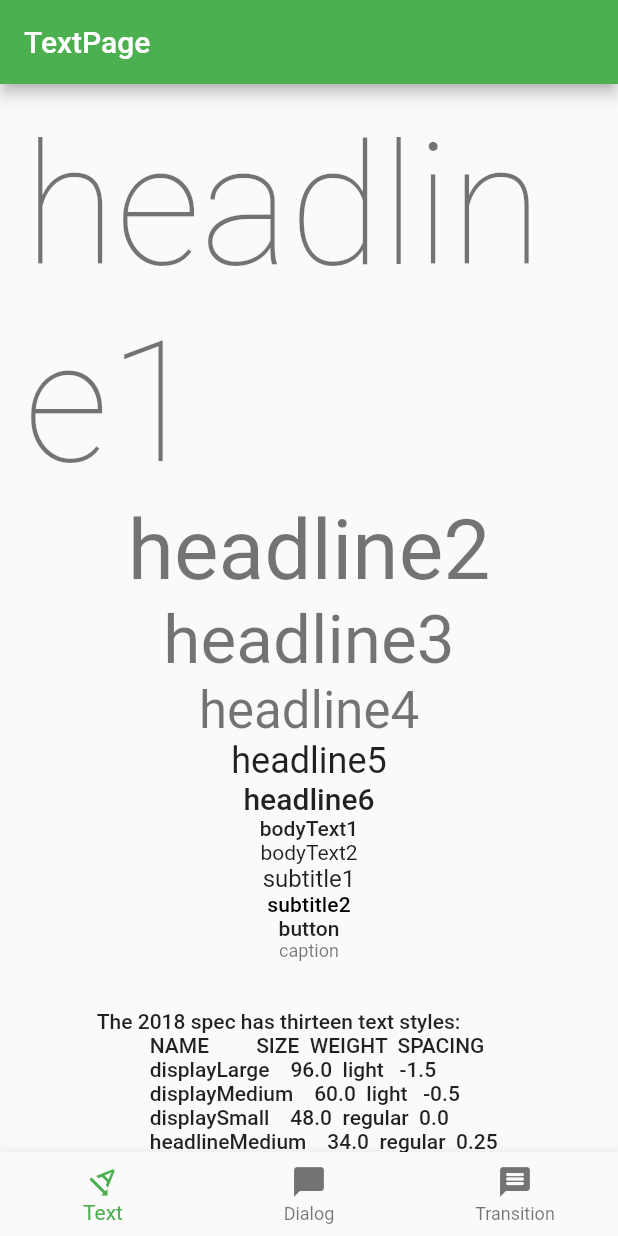
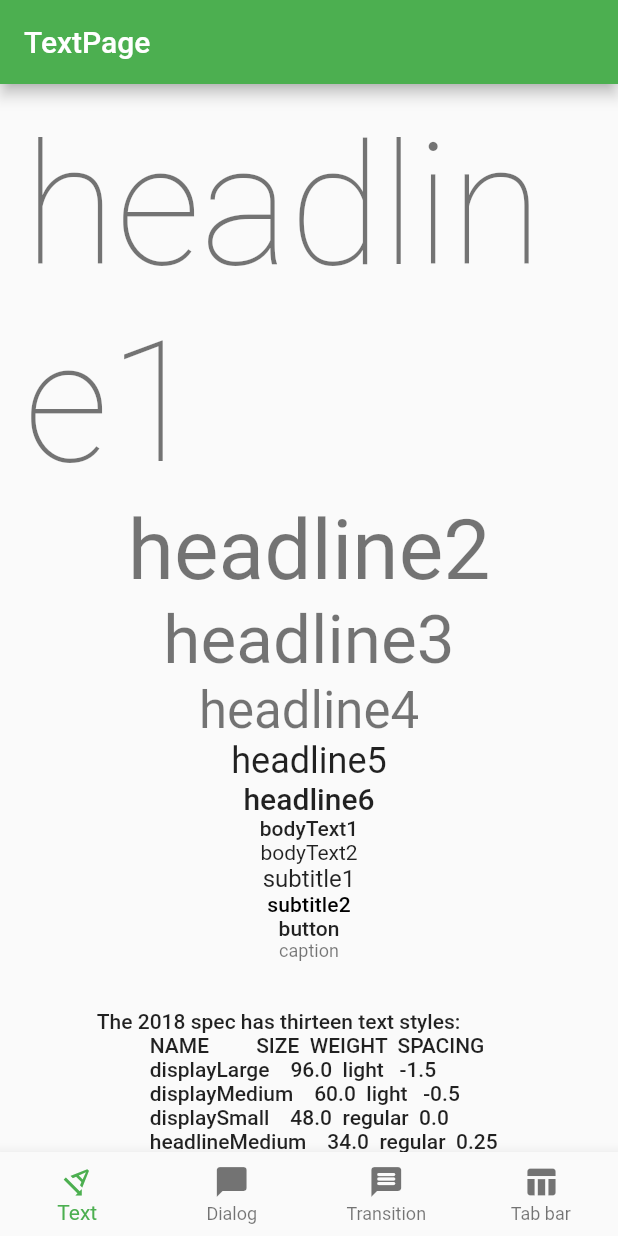
Before and after one commit to YamaTatsu10969/flutter_default_component, a Flutter app: the screen it shows after launch, on a phone screen of 412 x 824 dp. Run offline on Flutter 3.47's test engine with Material 2 defaults, Android fonts, the phone set to English and light mode, and no system bars.

Commit message:
add tab bar page

```diff
--- a/lib/main.dart
+++ b/lib/main.dart
@@ -1,6 +1,7 @@
 import 'package:flutter/cupertino.dart';
 import 'package:flutter/material.dart';
 import 'package:flutter_default_component/dialog_page.dart';
+import 'package:flutter_default_component/tab_bar_page.dart';
 import 'package:flutter_default_component/text_page.dart';
 import 'package:flutter_default_component/transition_page.dart';
 
@@ -15,19 +16,7 @@ class MyApp extends StatelessWidget {
     return MaterialApp(
       title: 'Flutter Default Component',
       theme: ThemeData(
-        // This is the theme of your application.
-        //
-        // Try running your application with "flutter run". You'll see the
-        // application has a blue toolbar. Then, without quitting the app, try
-        // changing the primarySwatch below to Colors.green and then invoke
-        // "hot reload" (press "r" in the console where you ran "flutter run",
-        // or simply save your changes to "hot reload" in a Flutter IDE).
-        // Notice that the counter didn't reset back to zero; the application
-        // is not restarted.
         primarySwatch: Colors.green,
-        // This makes the visual density adapt to the platform that you run
-        // the app on. For desktop platforms, the controls will be smaller and
-        // closer together (more dense) than on mobile platforms.
         visualDensity: VisualDensity.adaptivePlatformDensity,
       ),
       home: MainBottomBarPage(),
@@ -47,6 +36,7 @@ class _MainBottomBarPageState extends State<MainBottomBarPage> {
     TextPage(),
     DialogPage(),
     TransitionPage(),
+    TabBarPage(),
   ];
 
   void _onItemTapped(int index) {
@@ -60,6 +50,7 @@ class _MainBottomBarPageState extends State<MainBottomBarPage> {
     return Scaffold(
       body: _pageList[_selectedIndex],
       bottomNavigationBar: BottomNavigationBar(
+        type: BottomNavigationBarType.fixed,
         items: const <BottomNavigationBarItem>[
           BottomNavigationBarItem(
             icon: Icon(Icons.text_rotation_angledown_outlined),
@@ -72,6 +63,10 @@ class _MainBottomBarPageState extends State<MainBottomBarPage> {
           BottomNavigationBarItem(
             icon: Icon(Icons.message_rounded),
             label: 'Transition',
+          ),
+          BottomNavigationBarItem(
+            icon: Icon(Icons.table_chart),
+            label: 'Tab bar',
           ),
         ],
         currentIndex: _selectedIndex,
```
Also changed, not shown: lib/tab_bar_page.dart (added, +29 -0 lines).
